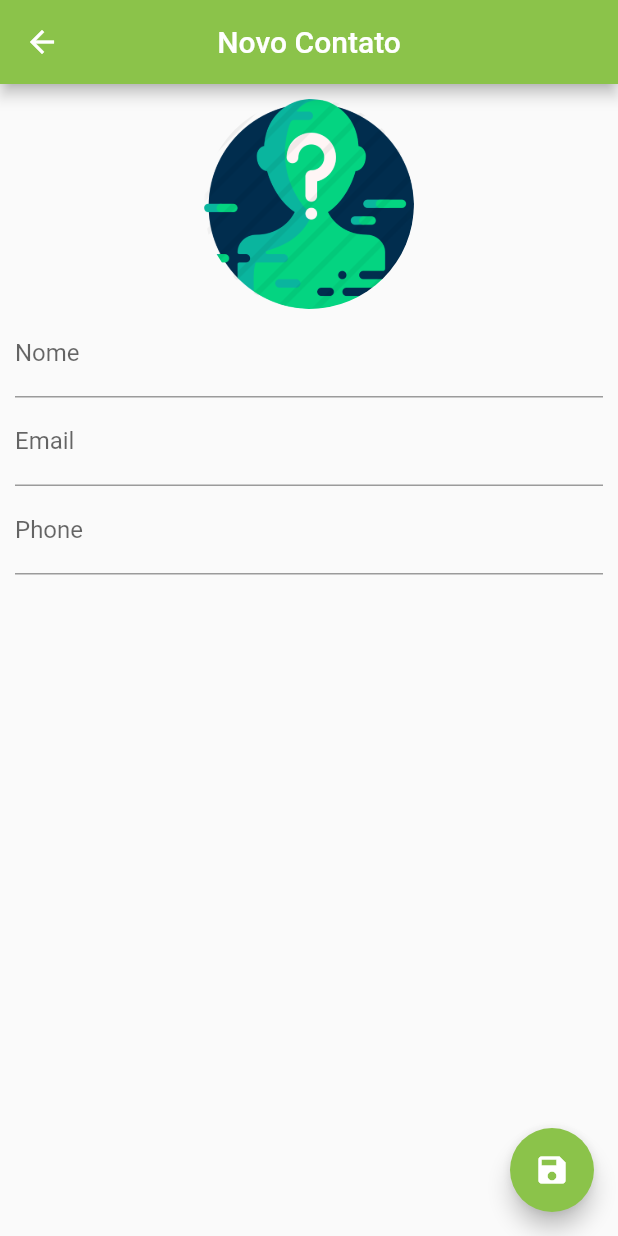
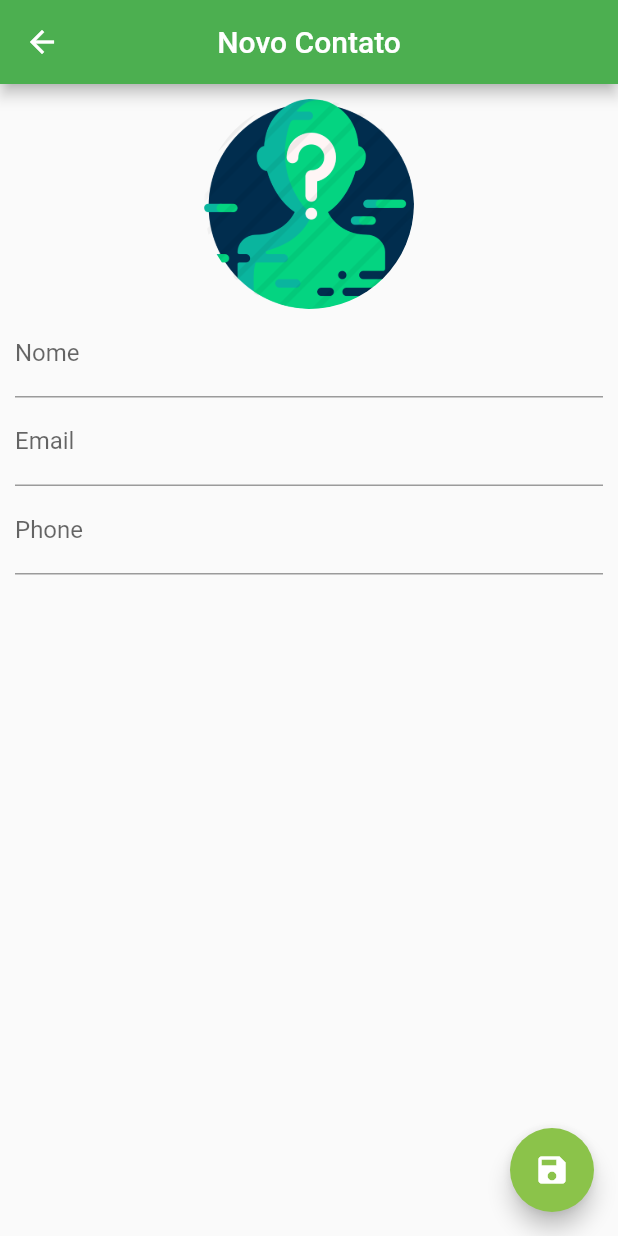
Before and after one commit to ArthurMarianoNeto/Lista-Contatos, a Flutter app: the ContactPage screen opened directly, on a phone screen of 412 x 824 dp. Run offline on Flutter 3.47's test engine with Material 2 defaults, Android fonts, the phone set to English and light mode, and no system bars; our stand-ins replace image_picker, sqflite; accounts and stored records are empty.

Commit message:
Versão para testes com usuário

```diff
--- a/lib/ui/contact_page.dart
+++ b/lib/ui/contact_page.dart
@@ -46,7 +46,7 @@ class _ContactPageState extends State<ContactPage> {
       onWillPop: _requestPop,
       child: Scaffold(
         appBar: AppBar(
-          backgroundColor: Colors.lightGreen,
+          backgroundColor: Colors.green,
           title: Text(_editedContact.nome ?? "Novo Contato"),
           centerTitle: true,
         ),
--- a/pubspec.yaml
+++ b/pubspec.yaml
@@ -58,7 +58,7 @@ flutter:
     - images/Contato_Figura.png
     - images/Contato_Figura1.png
     - images/Contato_Figura2.png
-    - images/Contato_Figura3.png
+
     - images/person.jpg
 
   # An image asset can refer to one or more resolution-specific "variants", see
```
